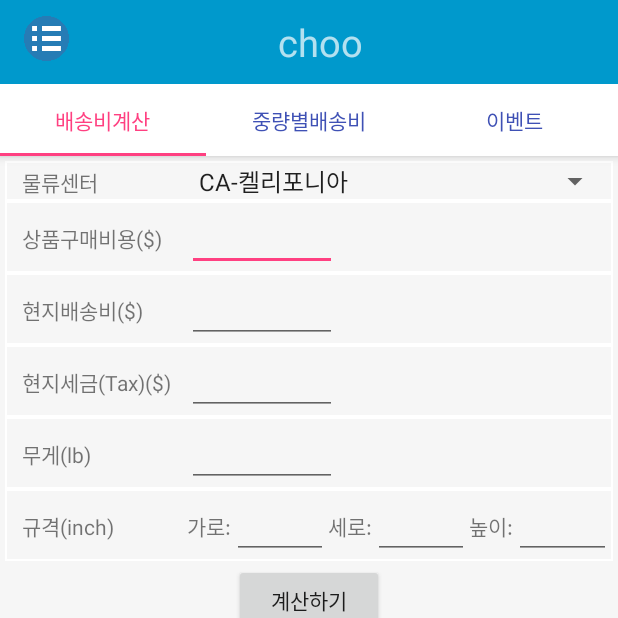
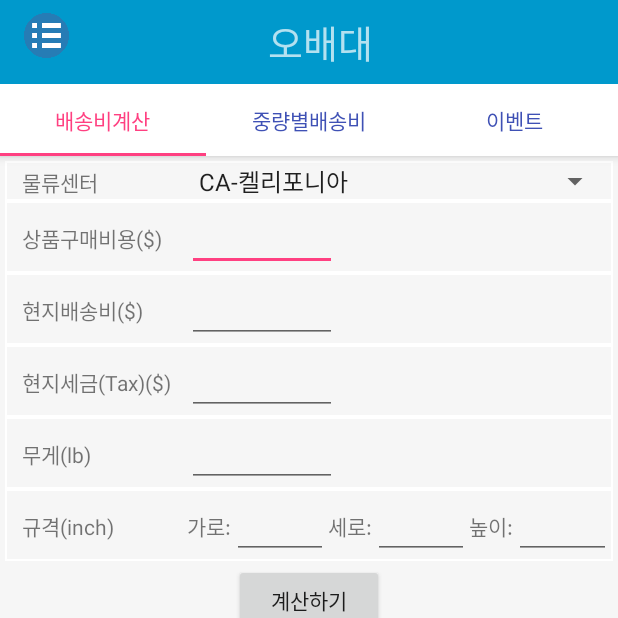
Before and after one commit to otwo2002/moneychoo, an Android app: the InfoFragment screen opened directly, with no data from a screen before it, on a phone screen of 412 x 824 dp, the top half of it. Run offline under Robolectric (Android 15) with nearby library versions, the phone set to English and light mode, and no system bars.

Commit message:
계산하기 버튼 이벤트 사라짐 문제해결

```diff
--- a/app/src/main/java/com/example/fready/moneychoo/InfoFragment.java
+++ b/app/src/main/java/com/example/fready/moneychoo/InfoFragment.java
@@ -27,22 +27,28 @@ public class InfoFragment extends Fragment{
     GoodInfoVO goodInfoVO;
     ViewGroup rootView ;
     String goodWeight;
+    String goodVertical;
+    String goodWidth;
+    String goodHeight;
+
     @Override
     public void onAttach(Context context) {
         super.onAttach(context);
         mainActivity=(MainActivity) getActivity();
+       // Toast.makeText(context, "onAttach"+mainActivity, Toast.LENGTH_LONG).show();
     }
 
     @Override
     public void onDetach() {
         super.onDetach();
         mainActivity = null;
+       // Toast.makeText(rootView.getContext(), "onDetach", Toast.LENGTH_LONG).show();
     }
 
     @Override
     public void onActivityCreated(@Nullable Bundle savedInstanceState) {
         super.onActivityCreated(savedInstanceState);
-        Toast.makeText(rootView.getContext(), "onActivityCreated", Toast.LENGTH_LONG).show();
+        //Toast.makeText(rootView.getContext(), "onActivityCreated", Toast.LENGTH_LONG).show();
 
         Spinner spinner = (Spinner)rootView.findViewById(R.id.shippingCenter);
 
@@ -50,16 +56,17 @@ public class InfoFragment extends Fragment{
                 rootView.getContext(),android.R.layout.simple_spinner_item, items
         );
         spinner.setAdapter(adapter);
-        goodWeight= ((TextView) (rootView.findViewById(R.id.goodWeight))).getText().toString();
-        if(goodWeight!=null && !goodWeight.trim().equals("") ){
-            callResult();
-        }
+
         //계산하기 버튼클릭시 배송비 계산하기
         Button calButton = (Button)rootView.findViewById(R.id.button);
         calButton.setOnClickListener(new View.OnClickListener() {
             @Override
             public void onClick(View view) {
                 goodWeight= ((TextView) (rootView.findViewById(R.id.goodWeight))).getText().toString();
+                System.out.println("(((((((((((((((((((((((((((("+goodWeight);
+                goodVertical= ((TextView) (rootView.findViewById(R.id.goodVertical))).getText().toString();
+                goodWidth = ((TextView) (rootView.findViewById(R.id.goodWidth))).getText().toString();
+                goodHeight = ((TextView) (rootView.findViewById(R.id.goodHeight))).getText().toString();
                 //입력값 체크
                 if(goodWeight ==null || goodWeight.trim().equals("") || goodWeight.trim().equals("0")){
                     AlertDialog dialog;
@@ -68,9 +75,21 @@ public class InfoFragment extends Fragment{
                             .setPositiveButton("확인", null)
                             .create();
                     dialog.show();
-                }else{
-                    callResult();
+                    return;
                 }
+
+                if(goodVertical==null || goodVertical.trim().equals("") || goodVertical.trim().equals("0")
+                        || goodHeight ==null || goodHeight.trim().equals("") || goodHeight.trim().equals("0")
+                        || goodWidth ==null || goodWidth.trim().equals("") || goodWidth.trim().equals("0")){
+                    AlertDialog dialog2;
+                    AlertDialog.Builder builder2 = new AlertDialog.Builder(InfoFragment.this.getActivity());
+                    dialog2 = builder2.setMessage("규격(가로,세로,높이)중 입력 안되면 실무게로 계산됩니다. ")
+                            .setPositiveButton("확인", null)
+                            .create();
+                    dialog2.show();
+
+                }
+                callResult();
             }
         });
     }
@@ -81,18 +100,18 @@ public class InfoFragment extends Fragment{
                 ((TextView) (rootView.findViewById(R.id.tax))).getText().toString(),
                 ((TextView) (rootView.findViewById(R.id.localShipCharge))).getText().toString(),
 
-                ((TextView) (rootView.findViewById(R.id.goodWidth))).getText().toString(),
-                ((TextView) (rootView.findViewById(R.id.goodHeight))).getText().toString(),
-                ((TextView) (rootView.findViewById(R.id.goodVertical))).getText().toString(),
-                ((TextView) (rootView.findViewById(R.id.goodWeight))).getText().toString()
+                goodWidth,
+                goodHeight,
+                goodVertical,
+                goodWeight
         );
+        //Toast.makeText(rootView.getContext(), "callResult", Toast.LENGTH_LONG).show();
         mainActivity.callResult(goodInfoVO);
 
     }
     @Nullable
     @Override
     public View onCreateView(@NonNull LayoutInflater inflater, @Nullable ViewGroup container, @Nullable Bundle savedInstanceState) {
-
         rootView = (ViewGroup) inflater.inflate(R.layout.info_frag, container, false);
         Toast.makeText(rootView.getContext(), "onCreateView", Toast.LENGTH_LONG).show();
         return rootView;
@@ -101,10 +120,16 @@ public class InfoFragment extends Fragment{
     @Override
     public void onStart() {
         super.onStart();
-        Toast.makeText(rootView.getContext(), "onStart", Toast.LENGTH_LONG).show();
-
-
-
+        //Toast.makeText(rootView.getContext(), "onStart", Toast.LENGTH_LONG).show();
     }
-
+    //화면에 무게값이 있으면 이전에 입력한 값으로 결과값을 보여준다.
+    @Override
+    public void onViewStateRestored(@Nullable Bundle savedInstanceState) {
+        super.onViewStateRestored(savedInstanceState);
+        goodWeight= ((TextView) (rootView.findViewById(R.id.goodWeight))).getText().toString();
+        //System.out.println("^^^^^^^^^^^^^^^^^"+goodWeight);
+        if(goodWeight!=null && !goodWeight.trim().equals("") ){
+            callResult();
+        }
+    }
 }
--- a/app/src/main/java/com/example/fready/moneychoo/MainActivity.java
+++ b/app/src/main/java/com/example/fready/moneychoo/MainActivity.java
@@ -25,7 +25,6 @@ public class MainActivity extends AppCompatActivity {
         super.onCreate(savedInstanceState);
         setContentView(R.layout.activity_main);
         infoFragment = new InfoFragment();
-        resultFragment = new ResultFragment();
         eventFragment = new EventFragment();
         weightFragment = new WeightFragment();
         //화면에 프레그먼트 화면 붙혀줌.
@@ -76,13 +75,11 @@ public class MainActivity extends AppCompatActivity {
                 getSupportFragmentManager().beginTransaction().replace(R.id.container, selected).commit();
 
             }
-
-
         });
-
     }
 
     public void callResult(GoodInfoVO goodInfoVO){
+
         Bundle bundle = new Bundle();
         bundle.putString("goodPrice", goodInfoVO.getGoodPrice());
         bundle.putString("tax", goodInfoVO.getTax());
@@ -91,14 +88,17 @@ public class MainActivity extends AppCompatActivity {
         bundle.putString("goodHeight", goodInfoVO.getGoodHeight());
         bundle.putString("goodVertical", goodInfoVO.getGoodVertical());
         bundle.putString("goodWeight", goodInfoVO.getGoodWeight());
-        //Toast.makeText(this, "++++goodWeight++"+ goodInfoVO.getGoodWeight(), Toast.LENGTH_LONG).show();
+        //Toast.makeText(this, "MainAcivity.callResult", Toast.LENGTH_LONG).show();
+        resultFragment = new ResultFragment();  //결과값 생성
         resultFragment.setArguments(bundle);
+        System.out.print("+++++++++++++++++++++bundle+++++++++++++++++++++++");
+        System.out.println( goodInfoVO.getGoodWeight());
+        //Toast.makeText(this, "MainAcivity.callResult+resultFragment", Toast.LENGTH_LONG).show();
         getSupportFragmentManager().beginTransaction().replace(R.id.calResult, resultFragment).commit();
 
     }
 
     //메인화면에서 뒤로버튼 두번누르면 화면 종료
-
     private long lastTimeBackPressed;
     @Override
     public void onBackPressed() {
--- a/app/src/main/res/layout/activity_main.xml
+++ b/app/src/main/res/layout/activity_main.xml
@@ -29,7 +29,7 @@
                         />
                     <TextView
                         android:id="@+id/menu_title"
-                        android:text="choo"
+                        android:text="오배대"
                         android:layout_height="wrap_content"
                         android:layout_width="wrap_content"
                         android:layout_centerHorizontal="true"
--- a/app/src/main/res/layout/info_frag.xml
+++ b/app/src/main/res/layout/info_frag.xml
@@ -1,5 +1,6 @@
 <?xml version="1.0" encoding="utf-8"?>
 <LinearLayout xmlns:android="http://schemas.android.com/apk/res/android"
+    xmlns:tools="http://schemas.android.com/tools"
     android:layout_width="match_parent"
     android:layout_height="match_parent"
     android:background="#F6F6F6"
@@ -57,7 +58,9 @@
                         android:id="@+id/goodPrice"
                         android:layout_width="100dp"
                         android:layout_height="wrap_content"
-                        android:inputType="numberDecimal" />
+                        android:inputType="numberDecimal"
+                        android:gravity="right"
+                       />
 
                 </LinearLayout>
 
@@ -78,7 +81,8 @@
                         android:id="@+id/localShipCharge"
                         android:layout_width="100dp"
                         android:layout_height="wrap_content"
-                        android:inputType="numberDecimal" />
+                        android:inputType="numberDecimal"
+                        android:gravity="right"/>
 
                 </LinearLayout>
 
@@ -99,7 +103,8 @@
                         android:id="@+id/tax"
                         android:layout_width="100dp"
                         android:layout_height="wrap_content"
-                        android:inputType="numberDecimal" />
+                        android:inputType="numberDecimal"
+                        android:gravity="right"/>
 
                 </LinearLayout>
 
@@ -120,7 +125,8 @@
                         android:id="@+id/goodWeight"
                         android:layout_width="100dp"
                         android:layout_height="wrap_content"
-                        android:inputType="numberDecimal" />
+                        android:inputType="numberDecimal"
+                        android:gravity="right"/>
 
                 </LinearLayout>
                 <LinearLayout
@@ -144,7 +150,8 @@
                         android:layout_width="wrap_content"
                         android:layout_height="wrap_content"
                         android:layout_weight="1"
-                        android:inputType="numberDecimal" />
+                        android:inputType="numberDecimal"
+                        android:gravity="right"/>
                     <TextView
                         android:layout_width="30dp"
                         android:layout_height="wrap_content"
@@ -154,7 +161,8 @@
                         android:layout_width="wrap_content"
                         android:layout_height="wrap_content"
                         android:layout_weight="1"
-                        android:inputType="numberDecimal" />
+                        android:inputType="numberDecimal"
+                        android:gravity="right"/>
                     <TextView
                         android:layout_width="30dp"
                         android:layout_height="wrap_content"
@@ -164,7 +172,8 @@
                         android:layout_width="wrap_content"
                         android:layout_height="wrap_content"
                         android:layout_weight="1"
-                        android:inputType="numberDecimal" />
+                        android:inputType="numberDecimal"
+                        android:gravity="right"/>
                 </LinearLayout>
             </LinearLayout>
             <Button
--- /dev/null
+++ b/app/src/main/res/values/dimens.xml
@@ -0,0 +1,3 @@
+<resources>
+    <dimen name="fab_margin">16dp</dimen>
+</resources>
--- a/app/src/main/res/values/strings.xml
+++ b/app/src/main/res/values/strings.xml
@@ -3,4 +3,5 @@
 
     <!-- TODO: Remove or change this placeholder text -->
     <string name="hello_blank_fragment">Hello blank fragment</string>
+    <string name="title_activity_framgent_mall_tail">FramgentMallTailActivity</string>
 </resources>
--- a/app/src/main/res/values/styles.xml
+++ b/app/src/main/res/values/styles.xml
@@ -8,4 +8,8 @@
         <item name="colorAccent">@color/colorAccent</item>
     </style>
 
+    <style name="AppTheme.AppBarOverlay" parent="ThemeOverlay.AppCompat.Dark.ActionBar" />
+
+    <style name="AppTheme.PopupOverlay" parent="ThemeOverlay.AppCompat.Light" />
+
 </resources>
```
Also changed, not shown: app/src/main/java/com/example/fready/moneychoo/CompShppingAgentVO.java (+5 -5 lines), app/src/main/java/com/example/fready/moneychoo/EventFragment.java (+41 -37 lines), app/src/main/java/com/example/fready/moneychoo/ResultFragment.java (+25 -9 lines), app/src/main/java/com/example/fready/moneychoo/ResultShipView.java (+6 -2 lines), app/src/main/res/layout/fragment_event.xml (+48 -5 lines), app/src/main/res/layout/result_shpping.xml (+9 -17 lines).
